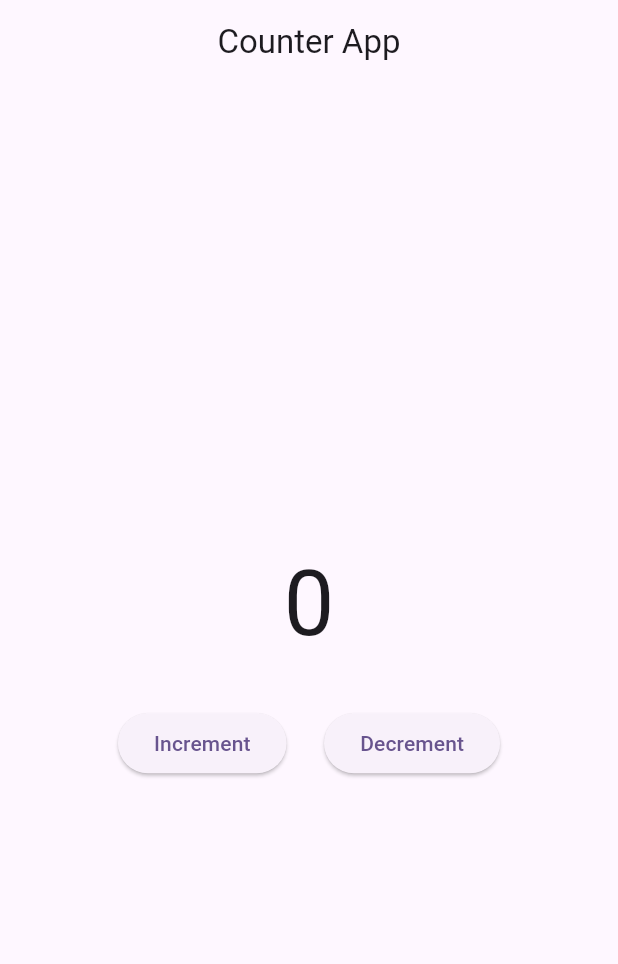
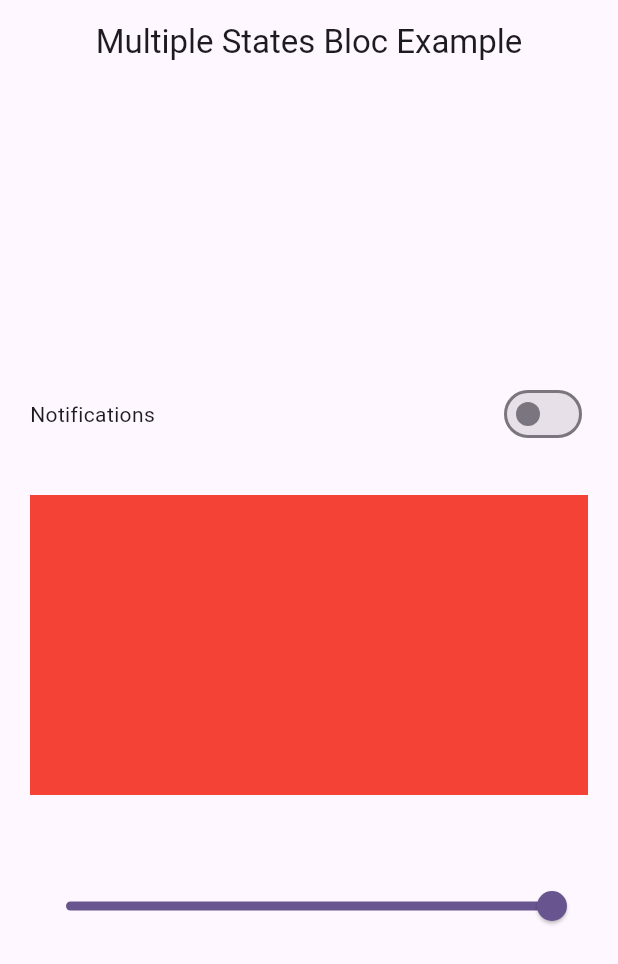
Before and after one commit to tapoban123/flutter-bloc-tutorial, a Flutter app: the screen it shows after launch, on a phone screen of 412 x 824 dp. Shown: the top 964 px of the screen. Run offline on Flutter 3.47's test engine with Material 3 defaults, Android fonts, the phone set to English and light mode, and no system bars; our stand-ins replace bloc, equatable, flutter_bloc.

Commit message:
Created Multiple States with Bloc

```diff
--- a/lib/counter_app/counter_bloc/counter_bloc.dart
+++ b/lib/blocs/counter_bloc/counter_bloc.dart
@@ -1,6 +1,6 @@
 import 'package:bloc/bloc.dart';
-import 'package:flutter_bloc_tutorial/counter_app/counter_bloc/counter_event.dart';
-import 'package:flutter_bloc_tutorial/counter_app/counter_bloc/counter_state.dart';
+import 'package:flutter_bloc_tutorial/blocs/counter_bloc/counter_event.dart';
+import 'package:flutter_bloc_tutorial/blocs/counter_bloc/counter_state.dart';
 
 class CounterBloc extends Bloc<CounterEvent, CounterState> {
   CounterBloc() : super(const CounterState()) {
--- /dev/null
+++ b/lib/blocs/switch_bloc/switch_bloc.dart
@@ -0,0 +1,19 @@
+import 'package:flutter_bloc/flutter_bloc.dart';
+import 'package:flutter_bloc_tutorial/blocs/switch_bloc/switch_events.dart';
+import 'package:flutter_bloc_tutorial/blocs/switch_bloc/switch_states.dart';
+
+class SwitchBloc extends Bloc<SwitchEvents, SwitchStates> {
+  SwitchBloc() : super(const SwitchStates()) {
+    on<EnableOrDisableNotifications>(_enableOrDisableNotifications);
+    on<ChangeSliderValue>(_changeSliderValue);
+  }
+
+  void _enableOrDisableNotifications(
+      EnableOrDisableNotifications event, Emitter emit) {
+    emit(state.copyWith(isSwitch: !state.isSwitch));
+  }
+
+  void _changeSliderValue(ChangeSliderValue event, Emitter emit) {
+    emit(state.copyWith(sliderValue: event.sliderValue));
+  }
+}
--- /dev/null
+++ b/lib/blocs/switch_bloc/switch_events.dart
@@ -0,0 +1,19 @@
+import 'package:equatable/equatable.dart';
+
+abstract class SwitchEvents extends Equatable {
+  const SwitchEvents();
+
+  @override
+  List<Object?> get props => [];
+}
+
+class EnableOrDisableNotifications extends SwitchEvents {}
+
+class ChangeSliderValue extends SwitchEvents {
+  final double sliderValue;
+
+  const ChangeSliderValue({required this.sliderValue});
+
+  @override
+  List<Object?> get props => [sliderValue];
+}
--- /dev/null
+++ b/lib/blocs/switch_bloc/switch_states.dart
@@ -0,0 +1,24 @@
+import 'package:equatable/equatable.dart';
+
+class SwitchStates extends Equatable {
+  final bool isSwitch;
+  final double sliderValue;
+
+  const SwitchStates({
+    this.isSwitch = false,
+    this.sliderValue = 1.0,
+  });
+
+  @override
+  List<Object?> get props => [isSwitch, sliderValue];
+
+  SwitchStates copyWith({
+    bool? isSwitch,
+    double? sliderValue,
+  }) {
+    return SwitchStates(
+      isSwitch: isSwitch ?? this.isSwitch,
+      sliderValue: sliderValue ?? this.sliderValue,
+    );
+  }
+}
--- a/lib/counter_app/ui/counter_screen.dart
+++ b/lib/counter_app/ui/counter_screen.dart
@@ -1,8 +1,8 @@
 import 'package:flutter/material.dart';
 import 'package:flutter_bloc/flutter_bloc.dart';
-import 'package:flutter_bloc_tutorial/counter_app/counter_bloc/counter_bloc.dart';
-import 'package:flutter_bloc_tutorial/counter_app/counter_bloc/counter_event.dart';
-import 'package:flutter_bloc_tutorial/counter_app/counter_bloc/counter_state.dart';
+import 'package:flutter_bloc_tutorial/blocs/counter_bloc/counter_bloc.dart';
+import 'package:flutter_bloc_tutorial/blocs/counter_bloc/counter_event.dart';
+import 'package:flutter_bloc_tutorial/blocs/counter_bloc/counter_state.dart';
 
 class CounterScreen extends StatelessWidget {
   const CounterScreen({super.key});
@@ -12,7 +12,6 @@ class CounterScreen extends StatelessWidget {
     return Scaffold(
       appBar: AppBar(
         title: const Text("Counter App"),
-        centerTitle: true,
       ),
       body: Center(
         child: Column(
--- a/lib/main.dart
+++ b/lib/main.dart
@@ -1,7 +1,9 @@
 import 'package:flutter/material.dart';
 import 'package:flutter_bloc/flutter_bloc.dart';
-import 'package:flutter_bloc_tutorial/counter_app/counter_bloc/counter_bloc.dart';
+import 'package:flutter_bloc_tutorial/blocs/counter_bloc/counter_bloc.dart';
+import 'package:flutter_bloc_tutorial/blocs/switch_bloc/switch_bloc.dart';
 import 'package:flutter_bloc_tutorial/counter_app/ui/counter_screen.dart';
+import 'package:flutter_bloc_tutorial/muti_state_app/ui/multi_state_app.dart';
 
 void main() {
   runApp(const MyApp());
@@ -12,16 +14,24 @@ class MyApp extends StatelessWidget {
 
   @override
   Widget build(BuildContext context) {
-    return BlocProvider(
-      create: (_) => CounterBloc(),
+    return MultiBlocProvider(
+      providers: [
+        BlocProvider(
+          create: (_) => CounterBloc(),
+        ),
+        BlocProvider(
+          create: (_) => SwitchBloc(),
+        )
+      ],
       child: MaterialApp(
         title: 'Flutter Bloc Tutorial',
         debugShowCheckedModeBanner: false,
         theme: ThemeData(
+          appBarTheme: const AppBarTheme(centerTitle: true),
           colorScheme: ColorScheme.fromSeed(seedColor: Colors.deepPurple),
           useMaterial3: true,
         ),
-        home: const CounterScreen(),
+        home: const MultiStateApp(),
       ),
     );
   }
--- /dev/null
+++ b/lib/muti_state_app/ui/multi_state_app.dart
@@ -0,0 +1,69 @@
+import 'package:flutter/material.dart';
+import 'package:flutter_bloc/flutter_bloc.dart';
+import 'package:flutter_bloc_tutorial/blocs/switch_bloc/switch_bloc.dart';
+import 'package:flutter_bloc_tutorial/blocs/switch_bloc/switch_events.dart';
+import 'package:flutter_bloc_tutorial/blocs/switch_bloc/switch_states.dart';
+
+class MultiStateApp extends StatelessWidget {
+  const MultiStateApp({super.key});
+
+  @override
+  Widget build(BuildContext context) {
+    return Scaffold(
+      appBar: AppBar(
+        title: const Text("Multiple States Bloc Example"),
+      ),
+      body: Padding(
+        padding: const EdgeInsets.symmetric(horizontal: 20.0),
+        child: Column(
+          mainAxisAlignment: MainAxisAlignment.center,
+          crossAxisAlignment: CrossAxisAlignment.center,
+          children: [
+            Row(
+              mainAxisAlignment: MainAxisAlignment.spaceBetween,
+              children: [
+                const Text("Notifications"),
+                BlocBuilder<SwitchBloc, SwitchStates>(
+                  buildWhen: (previous, current) {
+                    return previous.isSwitch != current.isSwitch;
+                  },
+                  builder: (context, state) => Switch(
+                    value: state.isSwitch,
+                    onChanged: (changedValue) {
+                      context
+                          .read<SwitchBloc>()
+                          .add(EnableOrDisableNotifications());
+                    },
+                  ),
+                )
+              ],
+            ),
+            const SizedBox(
+              height: 30,
+            ),
+            BlocBuilder<SwitchBloc, SwitchStates>(
+              builder: (context, state) => Container(
+                height: 200,
+                color: Colors.red.withOpacity(state.sliderValue),
+              ),
+            ),
+            const SizedBox(
+              height: 50,
+            ),
+            BlocBuilder<SwitchBloc, SwitchStates>(
+              buildWhen: (previous, current) => previous.sliderValue != current.sliderValue,
+              builder: (context, state) => Slider(
+                value: state.sliderValue,
+                onChanged: (changedValue) {
+                  context
+                      .read<SwitchBloc>()
+                      .add(ChangeSliderValue(sliderValue: changedValue));
+                },
+              ),
+            )
+          ],
+        ),
+      ),
+    );
+  }
+}
```
Also changed, not shown: lib/blocs/counter_bloc/counter_event.dart (renamed from lib/counter_app/counter_bloc/counter_event.dart), lib/blocs/counter_bloc/counter_state.dart (renamed from lib/counter_app/counter_bloc/counter_state.dart).
